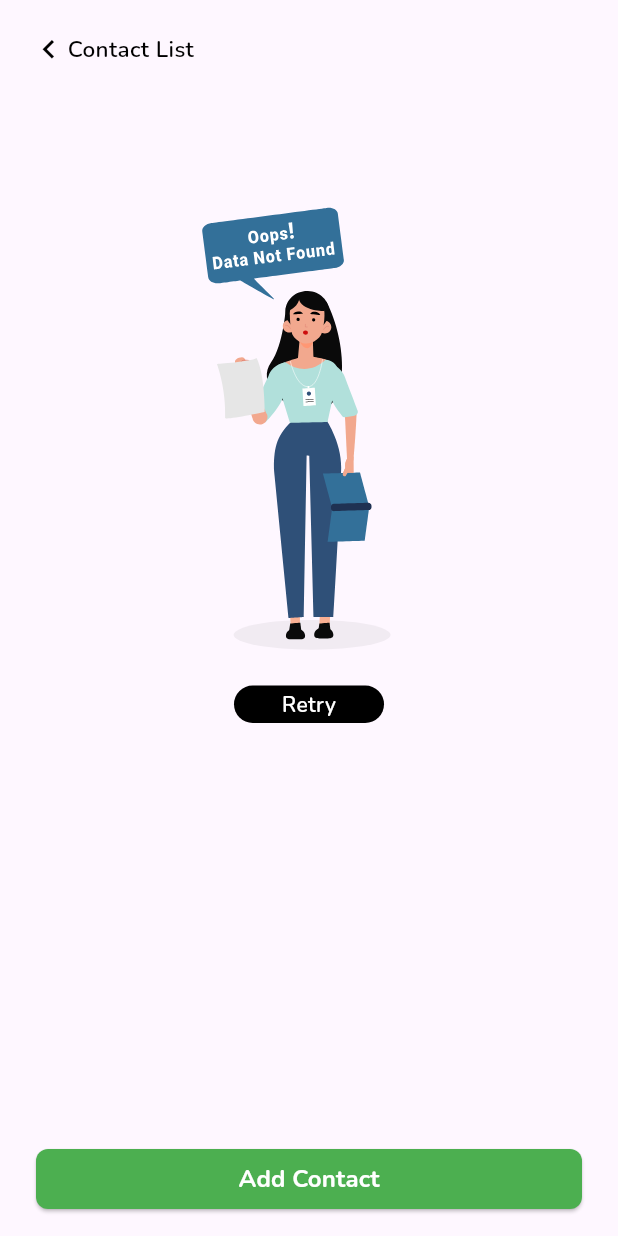
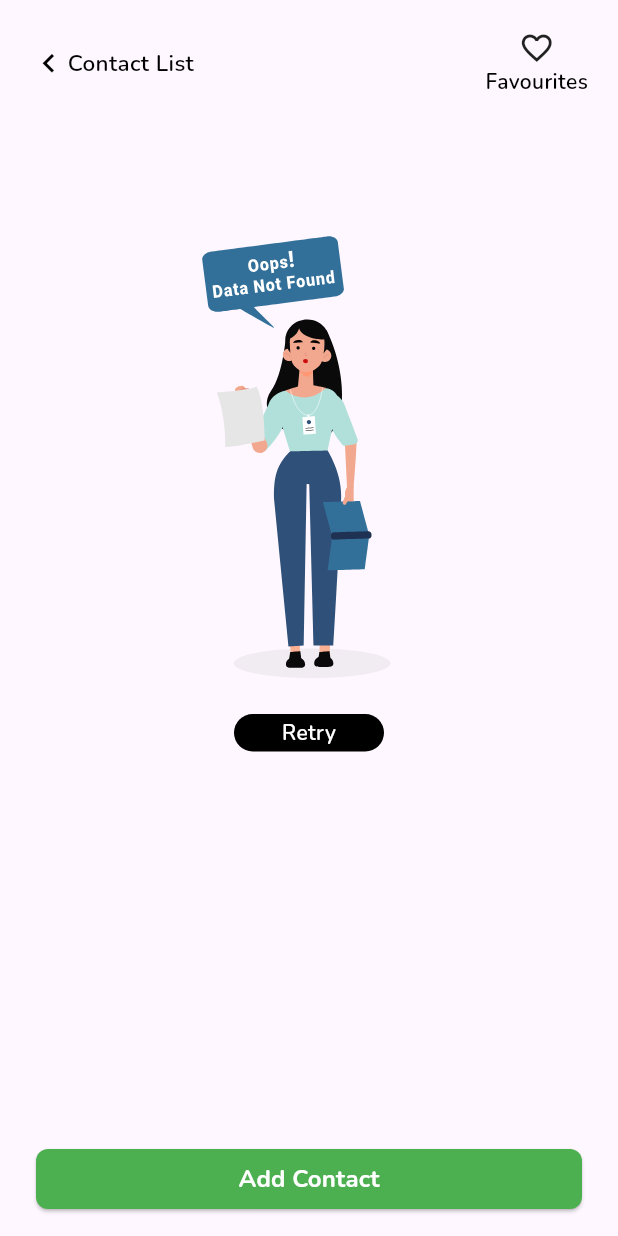
Before and after one commit to patilrahu/contact_app, a Flutter app: the ContactList screen opened directly, on a phone screen of 412 x 824 dp. Run offline on Flutter 3.47's test engine with Material 3 defaults, Android fonts, the phone set to English and light mode, and no system bars; drawn by our look-alikes of lottie; our stand-ins replace cloud_firestore, firebase_core, fluttertoast, google_fonts; accounts and stored records are empty.

Commit message:
Favourites Added

```diff
--- a/lib/constant/constant.dart
+++ b/lib/constant/constant.dart
@@ -5,4 +5,5 @@ class AppConstant {
   static var contactDetail = "Contact Detail";
   static var save = "Save";
   static var editContact = "Edit Contact";
+    static var favourite = "Favourites";
 }
--- a/lib/feature/contact/ui/contact_list.dart
+++ b/lib/feature/contact/ui/contact_list.dart
@@ -5,6 +5,7 @@ import 'package:contactapp/database_service/firebase_database_service.dart';
 import 'package:contactapp/feature/contact/model/contact_model.dart';
 import 'package:contactapp/feature/contact/ui/add_contact.dart';
 import 'package:contactapp/feature/contact_detail/ui/contact_detail.dart';
+import 'package:contactapp/feature/favourite/ui/favouriteList.dart';
 import 'package:contactapp/widgets/app_bar.dart';
 import 'package:contactapp/widgets/button.dart';
 import 'package:contactapp/widgets/text_widget.dart';
@@ -37,8 +38,31 @@ class _ContactListState extends State<ContactList> {
         body: Column(
           children: [
             Padding(
-              padding: const EdgeInsets.only(top: 20, left: 20),
-              child: appBar(context, AppConstant.contactListTitle),
+              padding: const EdgeInsets.only(top: 20, left: 20, right: 20),
+              child: Row(
+                mainAxisAlignment: MainAxisAlignment.spaceBetween,
+                children: [
+                  appBar(context, AppConstant.contactListTitle),
+                  InkWell(
+                    onTap: () {
+                      Navigator.push(context, MaterialPageRoute(builder: (context) => const Favouritelist(),));
+                    },
+                    child: Column(
+                      children: [
+                        const Icon(
+                          Icons.favorite_border,
+                        ),
+                        const AppText(
+                                  text: 'Favourites',
+                                  color: Colors.black,
+                                  fontSize: 14,
+                                  fontWeight: FontWeight.w600,
+                                )
+                      ],
+                    ),
+                  ),
+                ],
+              ),
             ),
             Expanded(
               child: FutureBuilder<List<Contact>>(
@@ -94,19 +118,22 @@ class _ContactListState extends State<ContactList> {
                           onTap: () {
                             Navigator.push(context, MaterialPageRoute(
                               builder: (context) {
-                                return ContactDetail(contact: contact,
+                                return ContactDetail(
+                                  contact: contact,
                                   firstName: contact.firstName,
                                   lastName: contact.lastName,
                                   mobilenumber: contact.contactNumber,
                                   email: contact.email,
                                 );
                               },
-                            )).then((value) {
-                              setState(() {
-                                future =
-                                    firebaseDatabaseService.fetchContacts();
-                              });
-                            },);
+                            )).then(
+                              (value) {
+                                setState(() {
+                                  future =
+                                      firebaseDatabaseService.fetchContacts();
+                                });
+                              },
+                            );
                           },
                           title: AppText(
                               text: '${contact.firstName} ${contact.lastName}'),
@@ -120,18 +147,21 @@ class _ContactListState extends State<ContactList> {
                               child: const Icon(Icons.person)),
                           trailing: InkWell(
                             onTap: () {
-
                               setState(() {
-                                contact.isFavourite = !(contact.isFavourite ?? false);
+                                contact.isFavourite =
+                                    !(contact.isFavourite ?? false);
                               });
-                              FirebaseDatabaseService.updateIsFavorite(contact.contactNumber,contact.isFavourite ?? false );
+                              FirebaseDatabaseService.updateIsFavorite(
+                                  contact.contactNumber,
+                                  contact.isFavourite ?? false);
                             },
                             child: Icon(
-                              contact.isFavourite  ?? false
+                              contact.isFavourite ?? false
                                   ? Icons.favorite
                                   : Icons.favorite_border,
-                              color:
-                                  contact.isFavourite ?? false  ? Colors.red : null,
+                              color: contact.isFavourite ?? false
+                                  ? Colors.red
+                                  : null,
                             ),
                           ),
                         );
@@ -152,7 +182,7 @@ class _ContactListState extends State<ContactList> {
                 // ignore: use_build_context_synchronously
                 Navigator.push(context, MaterialPageRoute(
                   builder: (context) {
-                    return  AddContact();
+                    return AddContact();
                   },
                 )).then(
                   (value) {
```
Also changed, not shown: lib/database_service/firebase_database_service.dart (+15 -0 lines), lib/feature/favourite/ui/favouriteList.dart (added, +64 -0 lines).
